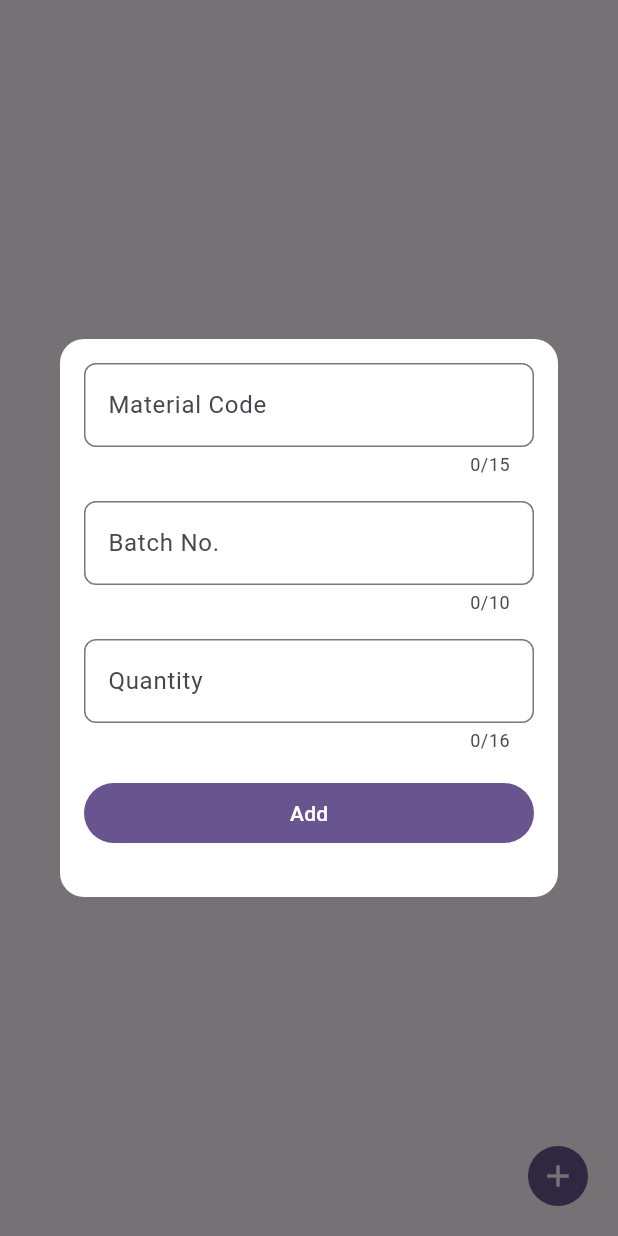
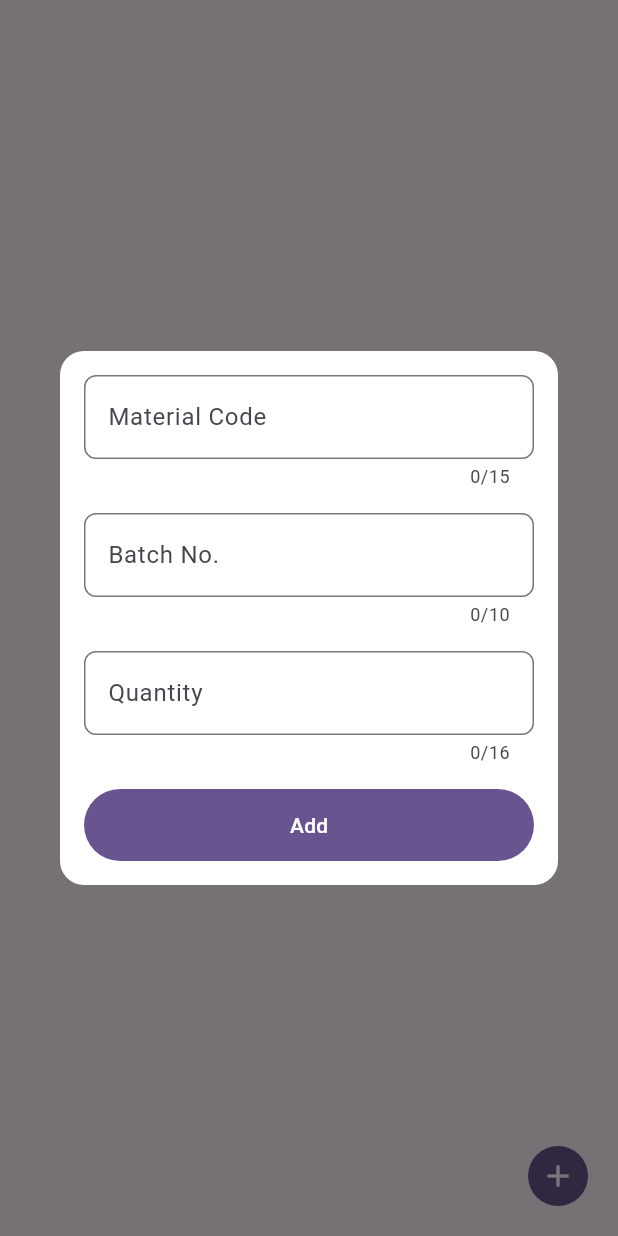
Before and after one commit to SmartSoftAsia/qr-material-batch, a Flutter app: the screen it shows after launch, after a tap on the "add" icon, on a phone screen of 412 x 824 dp. Run offline on Flutter 3.47's test engine with Material 3 defaults, Android fonts, the phone set to English and light mode, and no system bars; our stand-ins replace barcode_widget, equatable, flutter_bloc, flutter_svg, hydrated_bloc, qr_flutter.

Commit message:
button size

```diff
--- a/lib/modules/home/home_page.dart
+++ b/lib/modules/home/home_page.dart
@@ -195,9 +195,11 @@ class _HomeViewState extends State<HomeView> {
                     const SizedBox(height: 16),
                     FilledButton(
                       onPressed: cubit.onTapAdd,
+                      style: FilledButton.styleFrom(
+                        minimumSize: Size.fromHeight(48),
+                      ),
                       child: const Text('Add'),
                     ),
-                    const SizedBox(height: 16),
                   ],
                 ),
               ),
```
Also changed, not shown: 4 other files.
